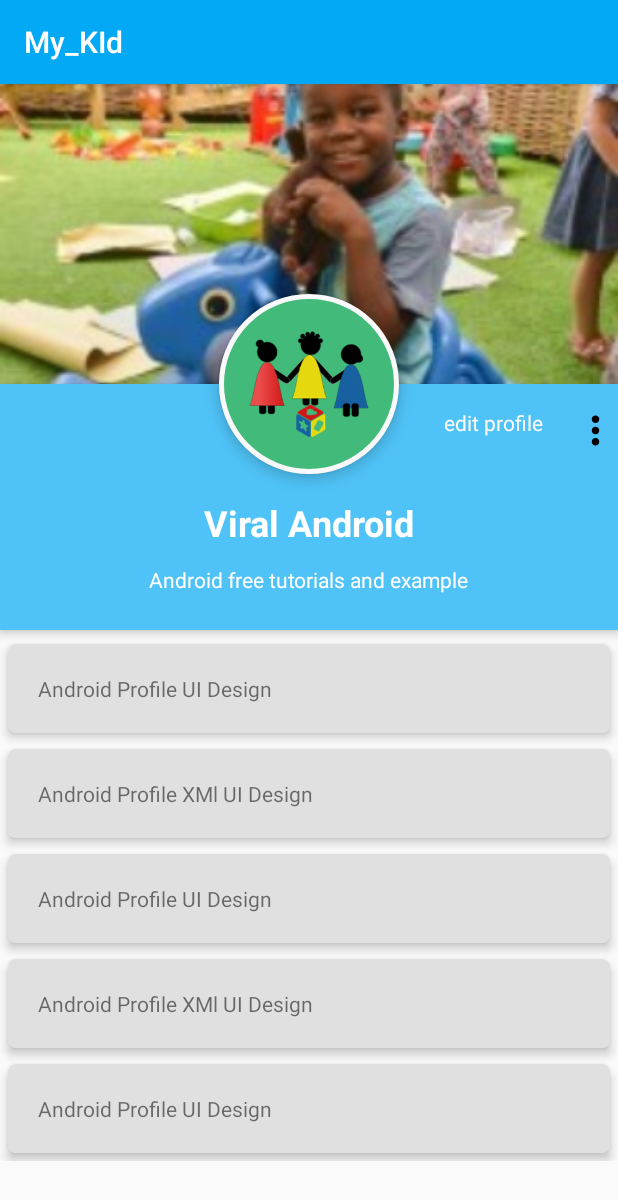
After one commit to MasheshaInnovatorz/My-Kid-, an Android app: the View_profile screen opened directly, with no data from a screen before it, on a phone screen of 412 x 824 dp. The commit adds this screen. Shown: the top 1200 px of the screen. Run offline under Robolectric (Android 15) with nearby library versions, the phone set to English and light mode, and no system bars.

Commit message:
editede
profile

```diff
--- a/app/build.gradle
+++ b/app/build.gradle
@@ -48,4 +48,5 @@ dependencies {
 
 
 
+
 apply plugin: 'com.google.gms.google-services'
--- /dev/null
+++ b/app/src/main/java/com/example/codetribe/my_kid/View_profile.java
@@ -0,0 +1,13 @@
+package com.example.codetribe.my_kid;
+
+import android.support.v7.app.AppCompatActivity;
+import android.os.Bundle;
+
+public class View_profile extends AppCompatActivity {
+
+    @Override
+    protected void onCreate(Bundle savedInstanceState) {
+        super.onCreate(savedInstanceState);
+        setContentView(R.layout.activity_view_profile);
+    }
+}
--- /dev/null
+++ b/app/src/main/res/drawable/ic_more_vert_black_24dp.xml
@@ -0,0 +1,9 @@
+<vector xmlns:android="http://schemas.android.com/apk/res/android"
+        android:width="24dp"
+        android:height="24dp"
+        android:viewportWidth="24.0"
+        android:viewportHeight="24.0">
+    <path
+        android:fillColor="#FF000000"
+        android:pathData="M12,8c1.1,0 2,-0.9 2,-2s-0.9,-2 -2,-2 -2,0.9 -2,2 0.9,2 2,2zM12,10c-1.1,0 -2,0.9 -2,2s0.9,2 2,2 2,-0.9 2,-2 -0.9,-2 -2,-2zM12,16c-1.1,0 -2,0.9 -2,2s0.9,2 2,2 2,-0.9 2,-2 -0.9,-2 -2,-2z"/>
+</vector>
--- /dev/null
+++ b/app/src/main/res/drawable/profile_circular_border_imageview.xml
@@ -0,0 +1,14 @@
+<?xml version="1.0" encoding="utf-8"?>
+<shape xmlns:android="http://schemas.android.com/apk/res/android"
+    android:shape="rectangle">
+    <corners android:radius="100dp" />
+    <solid android:color="#41ba7a" />
+    <stroke
+        android:width="3dip"
+        android:color="#f9f9f9" />
+    <padding
+        android:bottom="4dp"
+        android:left="4dp"
+        android:right="4dp"
+        android:top="4dp" />
+</shape>
--- /dev/null
+++ b/app/src/main/res/drawable/profilestyletext.xml
@@ -0,0 +1,12 @@
+<?xml version="1.0" encoding="utf-8"?>
+<shape xmlns:android="http://schemas.android.com/apk/res/android"
+    android:orientation="vertical"
+    android:layout_width="match_parent"
+    android:layout_height="match_parent">
+    <gradient
+        android:startColor="#E0E0E0"
+        android:centerColor="#E0E0E0"
+        android:endColor="#E0E0E0"
+        android:angle="270"/>
+    <corners android:radius="5dp" />
+</shape>
--- /dev/null
+++ b/app/src/main/res/layout/activity_view_profile.xml
@@ -0,0 +1,146 @@
+<?xml version="1.0" encoding="utf-8"?>
+<ScrollView xmlns:android="http://schemas.android.com/apk/res/android"
+    android:layout_width="match_parent"
+    android:layout_height="match_parent">
+
+    <RelativeLayout
+        android:layout_width="match_parent"
+        android:layout_height="match_parent">
+
+        <ImageView
+            android:id="@+id/header_cover_image"
+            android:layout_width="match_parent"
+            android:layout_height="200dp"
+            android:scaleType="centerCrop"
+            android:src="@drawable/kidsbackground1" />
+
+        <ImageButton
+            android:id="@+id/user_profile_photo"
+            android:layout_width="120dp"
+            android:layout_height="120dp"
+            android:layout_below="@+id/header_cover_image"
+            android:layout_centerHorizontal="true"
+            android:layout_marginTop="-60dp"
+            android:background="@drawable/profile_circular_border_imageview"
+            android:elevation="5dp"
+            android:padding="20dp"
+            android:scaleType="centerCrop"
+            android:src="@drawable/mykidicon" />
+
+        <RelativeLayout
+            android:id="@+id/profile_layout"
+            android:layout_width="match_parent"
+            android:layout_height="wrap_content"
+            android:layout_below="@+id/header_cover_image"
+            android:background="#4FC3F7"
+            android:elevation="4dp"
+            android:paddingBottom="24dp">
+
+
+            <TextView
+                android:id="@+id/editprofile"
+                android:layout_width="70dp"
+                android:layout_height="30dp"
+                android:layout_marginLeft="16dp"
+                android:text="edit profile"
+                android:textColor="#FAFAFA"
+                android:layout_marginTop="16dp"
+                android:layout_toLeftOf="@+id/drop_down_option_menu"
+              />
+
+            <ImageView
+                android:id="@+id/drop_down_option_menu"
+                android:layout_width="30dp"
+                android:layout_height="30dp"
+                android:layout_alignParentRight="true"
+                android:layout_marginLeft="16dp"
+                android:layout_marginTop="16dp"
+                android:src="@drawable/ic_more_vert_black_24dp" />
+
+            <TextView
+                android:id="@+id/user_profile_name"
+                android:layout_width="wrap_content"
+                android:layout_height="wrap_content"
+                android:layout_centerHorizontal="true"
+                android:layout_marginTop="76dp"
+                android:text="Viral Android"
+                android:textColor="#fff"
+                android:textSize="24sp"
+                android:textStyle="bold" />
+
+            <TextView
+                android:id="@+id/user_profile_short_bio"
+                android:layout_width="wrap_content"
+                android:layout_height="wrap_content"
+                android:layout_below="@+id/user_profile_name"
+                android:layout_centerHorizontal="true"
+                android:layout_marginTop="12dp"
+                android:text="Android free tutorials and example"
+                android:textColor="#fff"
+                android:textSize="14sp" />
+        </RelativeLayout>
+
+
+        <LinearLayout
+            android:layout_width="fill_parent"
+            android:layout_height="wrap_content"
+            android:layout_below="@+id/profile_layout"
+            android:layout_marginTop="4dp"
+            android:orientation="vertical">
+
+            <TextView
+                android:layout_width="fill_parent"
+                android:layout_height="wrap_content"
+                android:layout_margin="5dp"
+                android:background="@drawable/profilestyletext"
+                android:clickable="true"
+                android:elevation="4dp"
+                android:padding="20dp"
+                android:text="Android Profile UI Design" />
+
+            <TextView
+                android:layout_width="fill_parent"
+                android:layout_height="wrap_content"
+                android:layout_margin="5dp"
+                android:layout_marginBottom="3dp"
+                android:layout_marginTop="3dp"
+                android:clickable="true"
+                android:elevation="4dp"
+                android:background="@drawable/profilestyletext"
+                android:padding="20dp"
+                android:text="Android Profile XMl UI Design" />
+
+            <TextView
+                android:layout_width="fill_parent"
+                android:layout_height="wrap_content"
+                android:layout_margin="5dp"
+                android:clickable="true"
+                android:background="@drawable/profilestyletext"
+                android:elevation="4dp"
+                android:padding="20dp"
+                android:text="Android Profile UI Design" />
+
+            <TextView
+                android:layout_width="fill_parent"
+                android:layout_height="wrap_content"
+                android:layout_margin="5dp"
+                android:layout_marginBottom="3dp"
+                android:layout_marginTop="3dp"
+                android:background="@drawable/profilestyletext"
+                android:clickable="true"
+                android:elevation="4dp"
+                android:padding="20dp"
+                android:text="Android Profile XMl UI Design" />
+
+            <TextView
+                android:layout_width="fill_parent"
+                android:layout_height="wrap_content"
+                android:layout_margin="5dp"
+                android:clickable="true"
+                android:background="@drawable/profilestyletext"
+                android:elevation="4dp"
+                android:padding="20dp"
+                android:text="Android Profile UI Design" />
+        </LinearLayout>
+    </RelativeLayout>
+</ScrollView>
```
Also changed, not shown: app/src/main/AndroidManifest.xml (+22 -7 lines), app/src/main/java/com/example/codetribe/my_kid/Mainapp.java (+18 -4 lines), app/src/main/java/com/example/codetribe/my_kid/profile.java (+11 -2 lines), app/src/main/res/layout/activity_chat.xml (+18 -23 lines), app/src/main/res/layout/activity_profile.xml (+0 -94 lines), app/src/main/res/menu/menu_mainapp.xml (+8 -0 lines).
